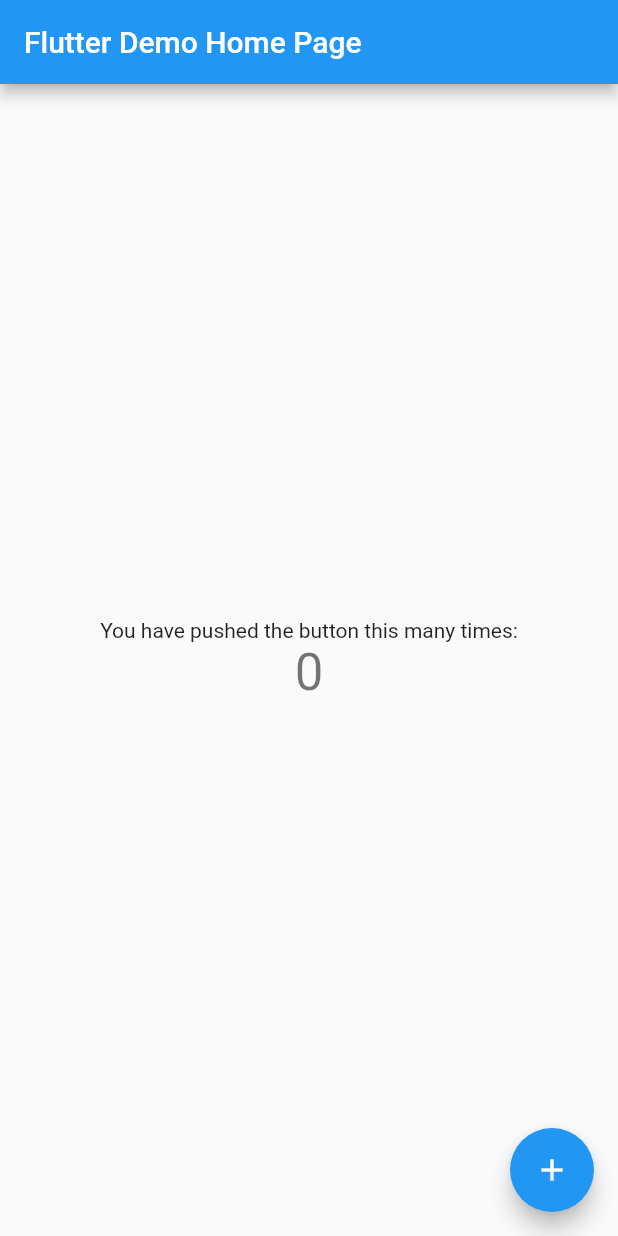
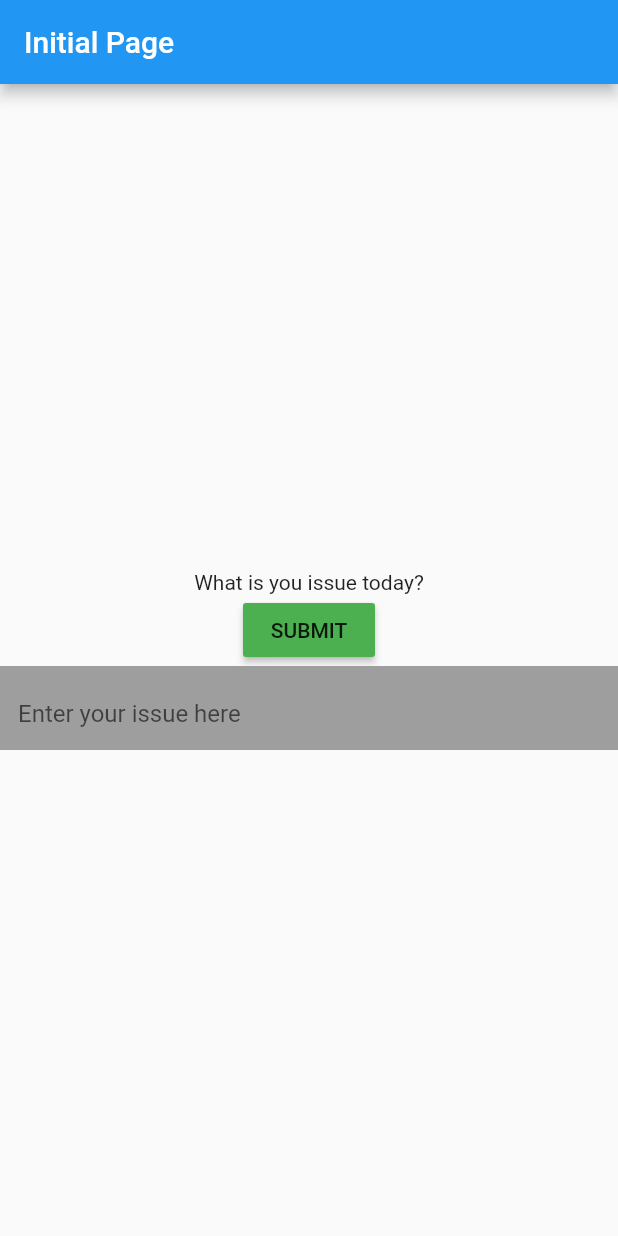
Before and after one commit to xvalier/TATL-Frontend-Flutter, a Flutter app: the screen it shows after launch, on a phone screen of 412 x 824 dp. Run offline on Flutter 3.47's test engine with Material 2 defaults, Android fonts, the phone set to English and light mode, and no system bars; missing offline and left inert: grpc, protobuf.

Commit message:
Starting to build out Initial Page in Flutter

```diff
--- a/lib/main.dart
+++ b/lib/main.dart
@@ -1,110 +1,84 @@
 import 'package:flutter/material.dart';
+import 'package:grpc/grpc.dart';
+import 'package:sets_frontend_flutter/proto/sets.pb.dart';
+import 'package:sets_frontend_flutter/proto/sets.pbserver.dart';
 
+void main() => runApp(new App());
 
-void main() => runApp(new MyApp());
-
-class MyApp extends StatelessWidget {
-  // This widget is the root of your application.
+class App extends StatelessWidget {
   @override
   Widget build(BuildContext context) {
     return new MaterialApp(
-      title: 'Flutter Demo',
-      theme: new ThemeData(
-        // This is the theme of your application.
-        //
-        // Try running your application with "flutter run". You'll see the
-        // application has a blue toolbar. Then, without quitting the app, try
-        // changing the primarySwatch below to Colors.green and then invoke
-        // "hot reload" (press "r" in the console where you ran "flutter run",
-        // or press Run > Flutter Hot Reload in IntelliJ). Notice that the
-        // counter didn't reset back to zero; the application is not restarted.
-        primarySwatch: Colors.blue,
-      ),
-      home: new MyHomePage(title: 'Flutter Demo Home Page'),
+      title: 'Xyntek Curated Troubleshooting',
+      theme: new ThemeData(primarySwatch: Colors.blue,),
+      home: new InitialPage(title: 'Initial Page'),
     );
   }
 }
 
-class MyHomePage extends StatefulWidget {
-  MyHomePage({Key key, this.title}) : super(key: key);
-
-  // This widget is the home page of your application. It is stateful, meaning
-  // that it has a State object (defined below) that contains fields that affect
-  // how it looks.
-
-  // This class is the configuration for the state. It holds the values (in this
-  // case the title) provided by the parent (in this case the App widget) and
-  // used by the build method of the State. Fields in a Widget subclass are
-  // always marked "final".
-
+//Initial Page (Home) Widget. Contains state config for fields that affect appearence
+class InitialPage extends StatefulWidget {
+  InitialPage({Key key, this.title}) : super(key: key);
   final String title;
-
   @override
-  _MyHomePageState createState() => new _MyHomePageState();
+  _InitialPageState createState() => new _InitialPageState();
 }
 
-class _MyHomePageState extends State<MyHomePage> {
-  int _counter = 0;
+//States for the Initial Page
+class _InitialPageState extends State<InitialPage> {
+  //Controller to capture input from textField
+  final userInput = new TextEditingController();
 
-  void _incrementCounter() {
+  //When SUBMIT button is pressed, perform below event
+  void _captureQuery() {
     setState(() {
-      // This call to setState tells the Flutter framework that something has
-      // changed in this State, which causes it to rerun the build method below
-      // so that the display can reflect the updated values. If we changed
-      // _counter without calling setState(), then the build method would not be
-      // called again, and so nothing would appear to happen.
-      _counter++;
+      userInput.text;
+      //Get TextInput Variables
+      //Send to backend and retrieve list of symptoms
+      //Move to Symptoms Page if symptoms list has items
+      //Else, go to close page
     });
   }
 
+  //Method that is re-run every time setState is called.
+  //This portion controls appearance. It is equivalent to XML layout in Android
   @override
   Widget build(BuildContext context) {
-    // This method is rerun every time setState is called, for instance as done
-    // by the _incrementCounter method above.
-    //
-    // The Flutter framework has been optimized to make rerunning build methods
-    // fast, so that you can just rebuild anything that needs updating rather
-    // than having to individually change instances of widgets.
     return new Scaffold(
-      appBar: new AppBar(
-        // Here we take the value from the MyHomePage object that was created by
-        // the App.build method, and use it to set our appbar title.
-        title: new Text(widget.title),
-      ),
+      appBar: new AppBar(title: new Text(widget.title),),
       body: new Center(
-        // Center is a layout widget. It takes a single child and positions it
-        // in the middle of the parent.
         child: new Column(
-          // Column is also layout widget. It takes a list of children and
-          // arranges them vertically. By default, it sizes itself to fit its
-          // children horizontally, and tries to be as tall as its parent.
-          //
-          // Invoke "debug paint" (press "p" in the console where you ran
-          // "flutter run", or select "Toggle Debug Paint" from the Flutter tool
-          // window in IntelliJ) to see the wireframe for each widget.
-          //
-          // Column has various properties to control how it sizes itself and
-          // how it positions its children. Here we use mainAxisAlignment to
-          // center the children vertically; the main axis here is the vertical
-          // axis because Columns are vertical (the cross axis would be
-          // horizontal).
           mainAxisAlignment: MainAxisAlignment.center,
+          //Vertical Linear Layout of Views
           children: <Widget>[
+            //TextView Equivalent
             new Text(
-              'You have pushed the button this many times:',
+              'What is you issue today?',
             ),
-            new Text(
-              '$_counter',
-              style: Theme.of(context).textTheme.display1,
+            //Submit Button
+            new RaisedButton(
+              onPressed: _captureQuery,
+              color: Colors.green,
+              child: new Text('SUBMIT'),
+            ),
+            //TextInput Equivalent
+            new TextField(
+              style: new TextStyle(
+                height: 2.0,
+              ),
+              decoration: InputDecoration(
+                filled: true,
+                fillColor: Colors.grey,
+                //textwrap
+                  //fill up screen
+                border: InputBorder.none,
+                hintText: 'Enter your issue here',
+              ),
+              controller: userInput,
             ),
           ],
         ),
       ),
-      floatingActionButton: new FloatingActionButton(
-        onPressed: _incrementCounter,
-        tooltip: 'Increment',
-        child: new Icon(Icons.add),
-      ), // This trailing comma makes auto-formatting nicer for build methods.
     );
   }
 }
```
Also changed, not shown: pubspec.yaml (+6 -42 lines), lib/symptoms.dart (added), 1 other file.
